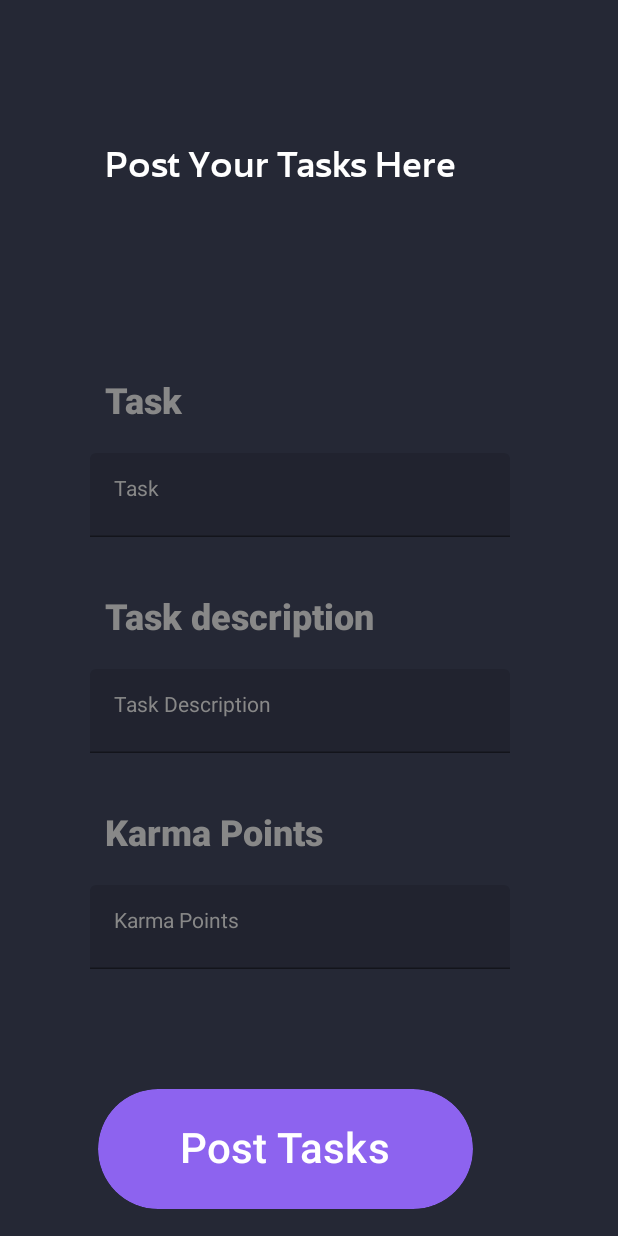
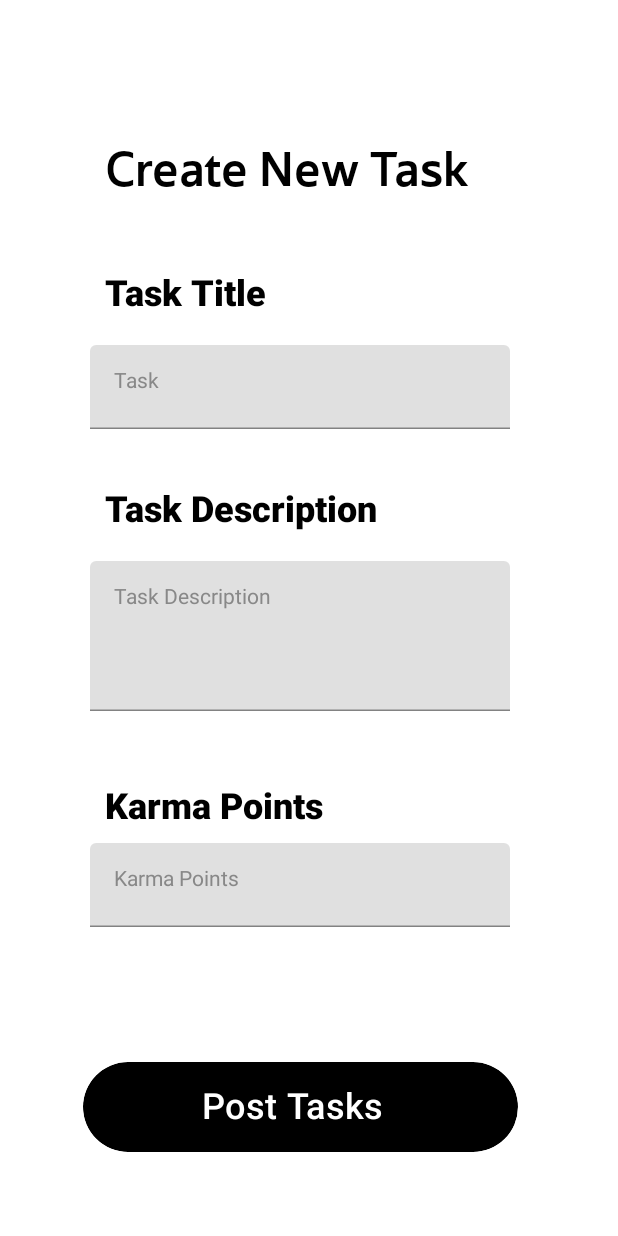
Before and after one commit to Saiabhyankar/merit_match, an Android app built with Jetpack Compose: the fourthscreen screen opened through its navigation route, on a phone screen of 412 x 824 dp. Run offline under Robolectric (Android 15) with nearby library versions, the phone set to English and light mode, and no system bars; network calls fail; Roboto replaces fonts that are not available here.

Commit message:
Normal Mode Completed

```diff
--- a/app/src/main/java/com/example/meritmatch/login.kt
+++ b/app/src/main/java/com/example/meritmatch/login.kt
@@ -33,4 +33,10 @@ interface Login {
 
     @GET("accept")
     suspend fun acceptTaskReserve(@Query("name") name: String):returnTasks1
+
+    @POST("transaction")
+    suspend fun transaction(@Body transactionProcess:transactionProcess):message
+
+    @GET("check")
+    suspend fun checkUser(@Query("userName") userName:String):createResponse
 }
--- a/app/src/main/java/com/example/meritmatch/mainPage.kt
+++ b/app/src/main/java/com/example/meritmatch/mainPage.kt
@@ -194,8 +194,8 @@ fun Transaction(navigate:()->Unit){
             Image(
                 painter = requests, contentDescription = null,
                 Modifier
-                    .size(50.dp)
-                    .offset(215.dp, -175.dp)
+                    .size(60.dp)
+                    .offset(215.dp, -185.dp)
             )
 
             Box(contentAlignment = Alignment.Center) {
--- a/app/src/main/java/com/example/meritmatch/post_task.kt
+++ b/app/src/main/java/com/example/meritmatch/post_task.kt
@@ -37,43 +37,40 @@ fun TaskPost(){
             Font(R.font.sans)
         )
 
-    Surface(
-        color = Color(37,40,53,255)
-    ){
+    Column(modifier = Modifier.offset(70.dp,100.dp)){
+        Text("Create New Task",
+            fontSize = 32.sp,
+            color = Color.Black,
+            fontFamily = customFont)
+        Text("Task Title",
+            fontWeight = FontWeight.ExtraBold,
+            color=Color.Black,
+            fontSize = 24.sp,
+            modifier = Modifier.offset(y=50.dp))
+        TextField(value = taskPost.value, onValueChange = { taskPost.value=it}, placeholder = {Text("Task",
+            color = Color.Gray)},
+            modifier = Modifier.offset(x=-10.dp,y=70.dp))
 
-    }
-    Column(modifier = Modifier.offset(70.dp,100.dp)){
-        Text("Post Your Tasks Here",
+        Text("Task Description",
+            fontWeight = FontWeight.ExtraBold,
+            color=Color.Black,
             fontSize = 24.sp,
-            color = Color.White,
-            fontFamily = customFont)
-        Text("Task",
-            fontWeight = FontWeight.ExtraBold,
-            color=Color.Gray,
-            fontSize = 24.sp,
-            modifier = Modifier.offset(y=130.dp))
-        TextField(value = taskPost.value, onValueChange = { taskPost.value=it}, label = {Text("Task",
+            modifier = Modifier.offset(y=110.dp))
+        TextField(value = taskDescription.value, onValueChange = { taskDescription.value=it}, placeholder = {Text("Task Description",
             color = Color.Gray)},
-            modifier = Modifier.offset(x=-10.dp,y=150.dp))
-
-        Text("Task description",
-            fontWeight = FontWeight.ExtraBold,
-            color=Color.Gray,
-            fontSize = 24.sp,
-            modifier = Modifier.offset(y=190.dp))
-        TextField(value = taskDescription.value, onValueChange = { taskDescription.value=it}, label = {Text("Task Description",
-            color = Color.Gray)},
-            modifier = Modifier.offset(x=-10.dp,y=210.dp))
+            modifier = Modifier.offset(x=-10.dp,y=130.dp)
+                .size(width=280.dp, height = 100.dp)
+        )
 
         Text("Karma Points",
             fontWeight = FontWeight.ExtraBold,
-            color=Color.Gray,
+            color=Color.Black,
             fontSize = 24.sp,
-            modifier = Modifier.offset(y=250.dp))
+            modifier = Modifier.offset(y=180.dp))
 
-        TextField(value = karmaPost.value, onValueChange = { karmaPost.value=it}, label = {Text("Karma Points",
+        TextField(value = karmaPost.value, onValueChange = { karmaPost.value=it}, placeholder = {Text("Karma Points",
             color = Color.Gray)},
-            modifier = Modifier.offset(x=-10.dp,y=270.dp))
+            modifier = Modifier.offset(x=-10.dp,y=190.dp))
         Button(onClick = {
             CoroutineScope(Dispatchers.IO).launch {
                 try {
@@ -88,12 +85,13 @@ fun TaskPost(){
             }
         },
             modifier= Modifier
-                .offset(-5.dp, 350.dp)
+                .offset(-15.dp, 280.dp)
                 .clip(shape = RoundedCornerShape(100))
-                .size(height = 80.dp, width = 250.dp),
-            colors = ButtonDefaults.buttonColors(containerColor = Color(141,99,239,255))) {
+                .size(height = 60.dp, width = 290.dp),
+            colors = ButtonDefaults.buttonColors(containerColor = Color.Black)) {
                 Text("Post Tasks",
-                    fontSize = 28.sp)
+                    fontSize = 24.sp,
+                    modifier = Modifier.offset(x=-5.dp))
         }
 
     }
--- a/app/src/main/java/com/example/meritmatch/states.kt
+++ b/app/src/main/java/com/example/meritmatch/states.kt
@@ -18,3 +18,4 @@ var taskPost=mutableStateOf("")
 var karmaPost= mutableStateOf("")
 var taskDescription= mutableStateOf("")
 var taskIdentity= mutableStateOf(0)
+var userIfExists= mutableStateOf("")
```
Also changed, not shown: app/src/main/java/com/example/meritmatch/LoginPage.kt (+10 -2 lines), app/src/main/java/com/example/meritmatch/apiService.kt (+22 -0 lines), app/src/main/java/com/example/meritmatch/checkWithBackend.kt (+5 -2 lines), app/src/main/java/com/example/meritmatch/data.kt (+10 -0 lines), app/src/main/java/com/example/meritmatch/requesSent.kt (+18 -2 lines), app/src/main/java/com/example/meritmatch/signUp.kt (+23 -3 lines).
